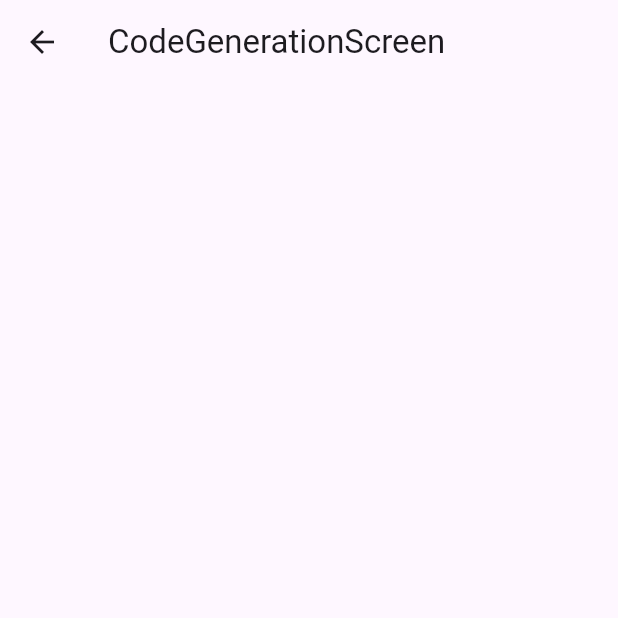
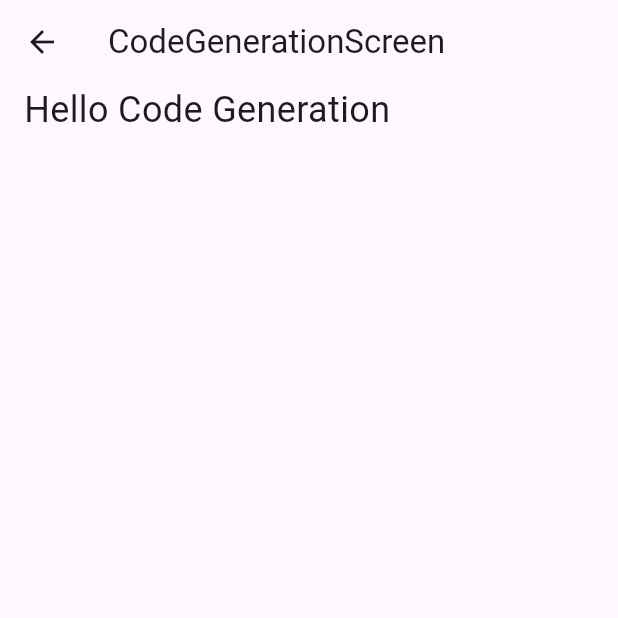
Before and after one commit to yeongwooCho/riverpod_test, a Flutter app: the screen it shows after launch, after a tap on "CodeGenerationScreen", on a phone screen of 412 x 824 dp, the top half of it. Run offline on Flutter 3.47's test engine with Material 3 defaults, Android fonts, the phone set to English and light mode, and no system bars; our stand-ins replace flutter_riverpod, riverpod_annotation; generated files the repository leaves out were written again.

Commit message:
[add] code generation에 의해 생성된 gStateProvider를 Screen에 적용

```diff
--- a/lib/screen/code_generation_screen.dart
+++ b/lib/screen/code_generation_screen.dart
@@ -1,15 +1,26 @@
 import 'package:flutter/material.dart';
+import 'package:flutter_riverpod/flutter_riverpod.dart';
 import 'package:riverpod_test/layout/default_layout.dart';
+import 'package:riverpod_test/riverpod/code_generation_provider.dart';
 
-class CodeGenerationScreen extends StatelessWidget {
+class CodeGenerationScreen extends ConsumerWidget {
   const CodeGenerationScreen({super.key});
 
   @override
-  Widget build(BuildContext context) {
+  Widget build(BuildContext context, WidgetRef ref) {
+    const textStyle = TextStyle(fontSize: 24.0);
+
+    final state1 = ref.watch(gStateProvider);
+
     return DefaultLayout(
       title: 'CodeGenerationScreen',
       body: Column(
-        children: [],
+        children: [
+          Text(
+            state1,
+            style: textStyle,
+          ),
+        ],
       ),
     );
   }
```
